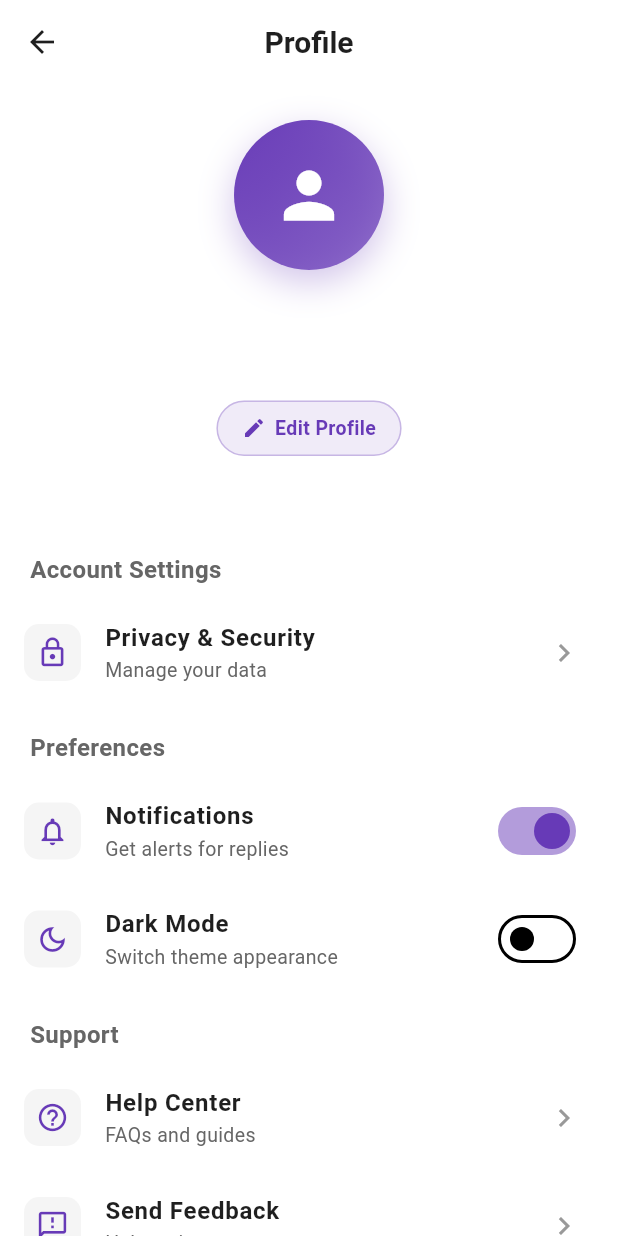
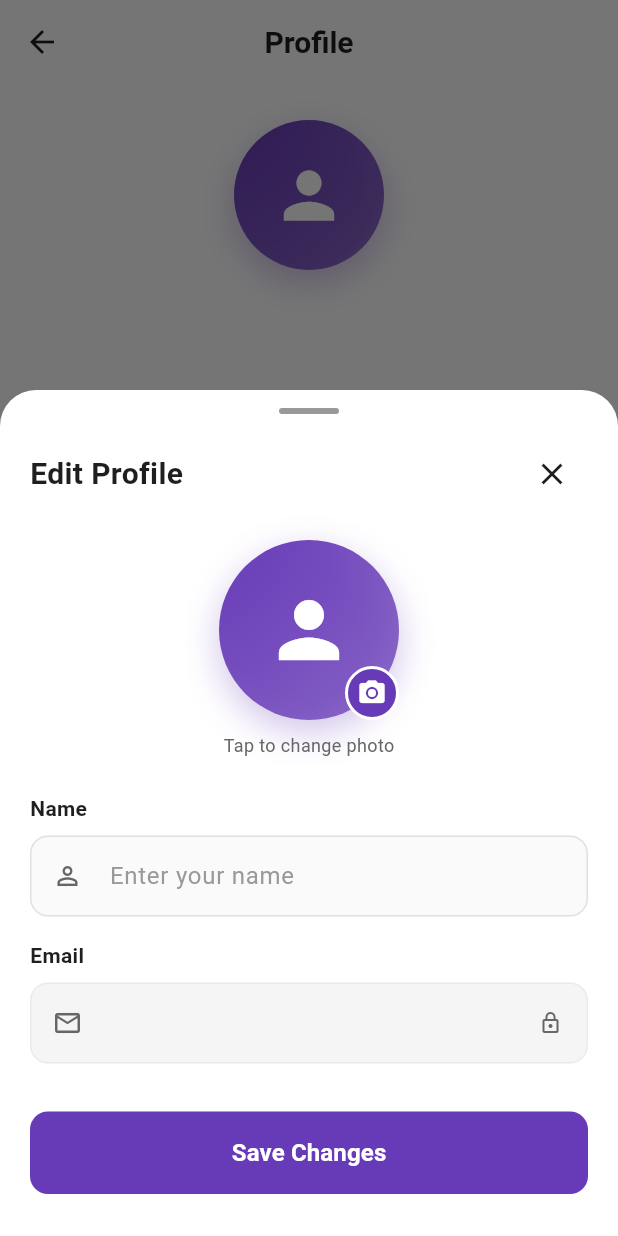
Before and after one commit to swensum/AI_Study, a Flutter app: the ProfileScreen screen opened directly, after a tap on "Edit Profile", on a phone screen of 412 x 824 dp. Run offline on Flutter 3.47's test engine with Material 3 defaults, Android fonts, the phone set to English and light mode, and no system bars; our stand-ins replace cloud_firestore, firebase_auth, firebase_core, flutter_dotenv, google_sign_in, shared_preferences; accounts and stored records are empty.

Commit message:
adding edit profile method

```diff
--- /dev/null
+++ b/lib/screens/editprofile.dart
@@ -0,0 +1,449 @@
+import 'package:firebase_auth/firebase_auth.dart';
+import 'package:flutter/material.dart';
+import 'package:provider/provider.dart';
+import 'package:study_assistant/widgets/theme.dart';
+
+class EditProfileBottomSheet extends StatefulWidget {
+  const EditProfileBottomSheet({super.key});
+
+  @override
+  State<EditProfileBottomSheet> createState() => _EditProfileBottomSheetState();
+}
+
+class _EditProfileBottomSheetState extends State<EditProfileBottomSheet> {
+  final TextEditingController _nameController = TextEditingController();
+  bool _isLoading = false;
+
+  // Get current user
+  User? get _currentUser => FirebaseAuth.instance.currentUser;
+
+  @override
+  void initState() {
+    super.initState();
+    // Initialize name controller with current user's display name
+    _nameController.text = _currentUser?.displayName ?? '';
+  }
+
+  @override
+  void dispose() {
+    _nameController.dispose();
+    super.dispose();
+  }
+
+  @override
+  Widget build(BuildContext context) {
+    final themeProvider = Provider.of<ThemeProvider>(context);
+    final colors = themeProvider.colors;
+    final isDarkMode = themeProvider.isDarkMode;
+    final user = _currentUser;
+
+    return Container(
+      decoration: BoxDecoration(
+        color: colors.background,
+        borderRadius: const BorderRadius.only(
+          topLeft: Radius.circular(24),
+          topRight: Radius.circular(24),
+        ),
+      ),
+      child: Column(
+        mainAxisSize: MainAxisSize.min,
+        children: [
+          // Drag handle
+          Container(
+            margin: const EdgeInsets.only(top: 12),
+            width: 40,
+            height: 4,
+            decoration: BoxDecoration(
+              color: colors.hint,
+              borderRadius: BorderRadius.circular(2),
+            ),
+          ),
+          const SizedBox(height: 16),
+
+          // Header
+          Padding(
+            padding: const EdgeInsets.symmetric(horizontal: 20),
+            child: Row(
+              mainAxisAlignment: MainAxisAlignment.spaceBetween,
+              children: [
+                Text(
+                  'Edit Profile',
+                  style: TextStyle(
+                    fontSize: 20,
+                    fontWeight: FontWeight.bold,
+                    color: colors.text,
+                  ),
+                ),
+                IconButton(
+                  onPressed: () => Navigator.pop(context),
+                  icon: Icon(
+                    Icons.close,
+                    color: colors.text,
+                    size: 24,
+                  ),
+                ),
+              ],
+            ),
+          ),
+
+          const SizedBox(height: 20),
+
+          // Profile Picture Section
+          GestureDetector(
+            onTap: _showChangePhotoOptions,
+            child: Stack(
+              alignment: Alignment.bottomRight,
+              children: [
+                Container(
+                  decoration: BoxDecoration(
+                    gradient: LinearGradient(
+                      colors: [colors.primary, colors.primary.withOpacity(0.7)],
+                      begin: Alignment.topLeft,
+                      end: Alignment.bottomRight,
+                    ),
+                    shape: BoxShape.circle,
+                    boxShadow: [
+                      BoxShadow(
+                        color: colors.primary.withOpacity(0.3),
+                        blurRadius: 20,
+                        offset: const Offset(0, 8),
+                      ),
+                    ],
+                  ),
+                  child: CircleAvatar(
+                    radius: 60,
+                    backgroundColor: Colors.transparent,
+                    child: user?.photoURL != null
+                        ? ClipOval(
+                            child: Image.network(
+                              user!.photoURL!,
+                              width: 120,
+                              height: 120,
+                              fit: BoxFit.cover,
+                              errorBuilder: (context, error, stackTrace) {
+                                return Icon(
+                                  Icons.person,
+                                  size: 60,
+                                  color: Colors.white,
+                                );
+                              },
+                            ),
+                          )
+                        : Icon(
+                            Icons.person,
+                            size: 60,
+                            color: Colors.white,
+                          ),
+                  ),
+                ),
+                Container(
+                  padding: const EdgeInsets.all(6),
+                  decoration: BoxDecoration(
+                    color: colors.primary,
+                    shape: BoxShape.circle,
+                    border: Border.all(
+                      color: colors.background,
+                      width: 2,
+                    ),
+                  ),
+                  child: Icon(
+                    Icons.camera_alt,
+                    size: 20,
+                    color: Colors.white,
+                  ),
+                ),
+              ],
+            ),
+          ),
+          const SizedBox(height: 8),
+          Text(
+            'Tap to change photo',
+            style: TextStyle(
+              fontSize: 12,
+              color: colors.subtext,
+            ),
+          ),
+
+          const SizedBox(height: 24),
+
+          // Name Field
+          Padding(
+            padding: const EdgeInsets.symmetric(horizontal: 20),
+            child: Column(
+              crossAxisAlignment: CrossAxisAlignment.start,
+              children: [
+                Text(
+                  'Name',
+                  style: TextStyle(
+                    fontSize: 14,
+                    fontWeight: FontWeight.w600,
+                    color: colors.text,
+                  ),
+                ),
+                const SizedBox(height: 8),
+                Container(
+                  decoration: BoxDecoration(
+                    color: isDarkMode ? colors.card : Colors.grey.shade50,
+                    borderRadius: BorderRadius.circular(12),
+                    border: Border.all(
+                      color: colors.border,
+                    ),
+                  ),
+                  child: TextFormField(
+                    controller: _nameController,
+                    style: TextStyle(color: colors.text),
+                    decoration: InputDecoration(
+                      hintText: 'Enter your name',
+                      hintStyle: TextStyle(color: colors.hint),
+                      border: InputBorder.none,
+                      contentPadding: const EdgeInsets.symmetric(
+                        horizontal: 16,
+                        vertical: 14,
+                      ),
+                      prefixIcon: Icon(
+                        Icons.person_outline,
+                        color: colors.subtext,
+                        size: 20,
+                      ),
+                    ),
+                  ),
+                ),
+              ],
+            ),
+          ),
+
+          const SizedBox(height: 16),
+
+          // Email Field (Read-only)
+          Padding(
+            padding: const EdgeInsets.symmetric(horizontal: 20),
+            child: Column(
+              crossAxisAlignment: CrossAxisAlignment.start,
+              children: [
+                Text(
+                  'Email',
+                  style: TextStyle(
+                    fontSize: 14,
+                    fontWeight: FontWeight.w600,
+                    color: colors.text,
+                  ),
+                ),
+                const SizedBox(height: 8),
+                Container(
+                  decoration: BoxDecoration(
+                    color: isDarkMode
+                        ? colors.card.withOpacity(0.5)
+                        : Colors.grey.shade100,
+                    borderRadius: BorderRadius.circular(12),
+                    border: Border.all(
+                      color: colors.border.withOpacity(0.5),
+                    ),
+                  ),
+                  child: TextFormField(
+                    initialValue: user?.email ?? 'No email',
+                    style: TextStyle(
+                      color: colors.subtext,
+                    ),
+                    enabled: false,
+                    decoration: InputDecoration(
+                      border: InputBorder.none,
+                      contentPadding: const EdgeInsets.symmetric(
+                        horizontal: 16,
+                        vertical: 14,
+                      ),
+                      prefixIcon: Icon(
+                        Icons.email_outlined,
+                        color: colors.subtext,
+                        size: 20,
+                      ),
+                      suffixIcon: Icon(
+                        Icons.lock_outline,
+                        color: colors.subtext,
+                        size: 16,
+                      ),
+                    ),
+                  ),
+                ),
+              ],
+            ),
+          ),
+
+          const SizedBox(height: 24),
+
+          // Save Button
+          Padding(
+            padding: const EdgeInsets.symmetric(horizontal: 20, vertical: 8),
+            child: SizedBox(
+              width: double.infinity,
+              child: ElevatedButton(
+                onPressed: _isLoading ? null : _saveProfile,
+                style: ElevatedButton.styleFrom(
+                  backgroundColor: colors.primary,
+                  foregroundColor: Colors.white,
+                  padding: const EdgeInsets.symmetric(vertical: 16),
+                  shape: RoundedRectangleBorder(
+                    borderRadius: BorderRadius.circular(12),
+                  ),
+                  elevation: 0,
+                ),
+                child: _isLoading
+                    ? SizedBox(
+                        height: 20,
+                        width: 20,
+                        child: CircularProgressIndicator(
+                          strokeWidth: 2,
+                          color: Colors.white,
+                        ),
+                      )
+                    : const Text(
+                        'Save Changes',
+                        style: TextStyle(
+                          fontSize: 16,
+                          fontWeight: FontWeight.w600,
+                        ),
+                      ),
+              ),
+            ),
+          ),
+
+          const SizedBox(height: 20),
+        ],
+      ),
+    );
+  }
+
+  void _showChangePhotoOptions() {
+    final themeProvider = Provider.of<ThemeProvider>(context, listen: false);
+    final colors = themeProvider.colors;
+
+    showModalBottomSheet(
+      context: context,
+      backgroundColor: colors.background,
+      shape: const RoundedRectangleBorder(
+        borderRadius: BorderRadius.only(
+          topLeft: Radius.circular(20),
+          topRight: Radius.circular(20),
+        ),
+      ),
+      builder: (context) => Container(
+        padding: const EdgeInsets.all(20),
+        child: Column(
+          mainAxisSize: MainAxisSize.min,
+          children: [
+            Container(
+              width: 40,
+              height: 4,
+              decoration: BoxDecoration(
+                color: colors.hint,
+                borderRadius: BorderRadius.circular(2),
+              ),
+            ),
+            const SizedBox(height: 20),
+            ListTile(
+              leading: Icon(Icons.photo_library, color: colors.primary),
+              title: Text(
+                'Choose from Gallery',
+                style: TextStyle(color: colors.text),
+              ),
+              onTap: () {
+                Navigator.pop(context);
+                // TODO: Implement gallery picker
+                _showComingSoonSnackbar();
+              },
+            ),
+            ListTile(
+              leading: Icon(Icons.camera_alt, color: colors.primary),
+              title: Text(
+                'Take Photo',
+                style: TextStyle(color: colors.text),
+              ),
+              onTap: () {
+                Navigator.pop(context);
+                // TODO: Implement camera
+                _showComingSoonSnackbar();
+              },
+            ),
+            ListTile(
+              leading: Icon(Icons.delete_outline, color: Colors.red),
+              title: Text(
+                'Remove Photo',
+                style: TextStyle(color: Colors.red),
+              ),
+              onTap: () {
+                Navigator.pop(context);
+                // TODO: Implement remove photo
+                _showComingSoonSnackbar();
+              },
+            ),
+            const SizedBox(height: 8),
+          ],
+        ),
+      ),
+    );
+  }
+
+  void _showComingSoonSnackbar() {
+    ScaffoldMessenger.of(context).showSnackBar(
+      const SnackBar(
+        content: Text('Photo change feature coming soon!'),
+        duration: Duration(seconds: 2),
+      ),
+    );
+  }
+
+  Future<void> _saveProfile() async {
+    if (_nameController.text.trim().isEmpty) {
+      ScaffoldMessenger.of(context).showSnackBar(
+        const SnackBar(
+          content: Text('Please enter a name'),
+          backgroundColor: Colors.red,
+          duration: Duration(seconds: 2),
+        ),
+      );
+      return;
+    }
+
+    setState(() {
+      _isLoading = true;
+    });
+
+    try {
+      final user = _currentUser;
+      if (user != null) {
+        // Update display name
+        await user.updateDisplayName(_nameController.text.trim());
+        // Reload user to get updated info
+        await user.reload();
+        final updatedUser = FirebaseAuth.instance.currentUser;
+
+        if (mounted) {
+          ScaffoldMessenger.of(context).showSnackBar(
+            const SnackBar(
+              content: Text('Profile updated successfully!'),
+              backgroundColor: Colors.green,
+              duration: Duration(seconds: 2),
+            ),
+          );
+          // Pop the bottom sheet
+          Navigator.pop(context, updatedUser);
+        }
+      }
+    } catch (e) {
+      if (mounted) {
+        ScaffoldMessenger.of(context).showSnackBar(
+          SnackBar(
+            content: Text('Failed to update profile: ${e.toString()}'),
+            backgroundColor: Colors.red,
+            duration: const Duration(seconds: 3),
+          ),
+        );
+      }
+    } finally {
+      if (mounted) {
+        setState(() {
+          _isLoading = false;
+        });
+      }
+    }
+  }
+}
--- a/lib/screens/profilescreen.dart
+++ b/lib/screens/profilescreen.dart
@@ -1,6 +1,7 @@
 import 'package:firebase_auth/firebase_auth.dart';
 import 'package:flutter/material.dart';
 import 'package:provider/provider.dart';
+import 'package:study_assistant/screens/editprofile.dart';
 import 'package:study_assistant/services/auth_services.dart';
 import 'package:study_assistant/widgets/theme.dart';
 
@@ -254,7 +255,20 @@ class _ProfileScreenState extends State<ProfileScreen> {
           ),
           child: InkWell(
             borderRadius: BorderRadius.circular(20),
-              onTap: () {},
+            onTap: () {
+              // Show Edit Profile Bottom Sheet
+              showModalBottomSheet(
+                context: context,
+                isScrollControlled: true,
+                backgroundColor: Colors.transparent,
+                builder: (context) => const EditProfileBottomSheet(),
+              ).then((result) {
+                // Refresh the profile screen if changes were saved
+                if (result != null && mounted) {
+                  setState(() {});
+                }
+              });
+            },
             child: Row(
               mainAxisSize: MainAxisSize.min,
               children: [
```
Lines whose indentation alone changed are shown as unchanged.
